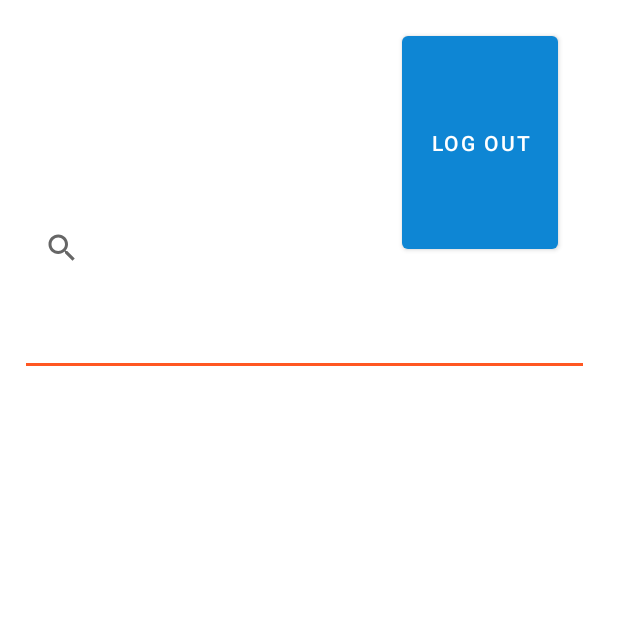
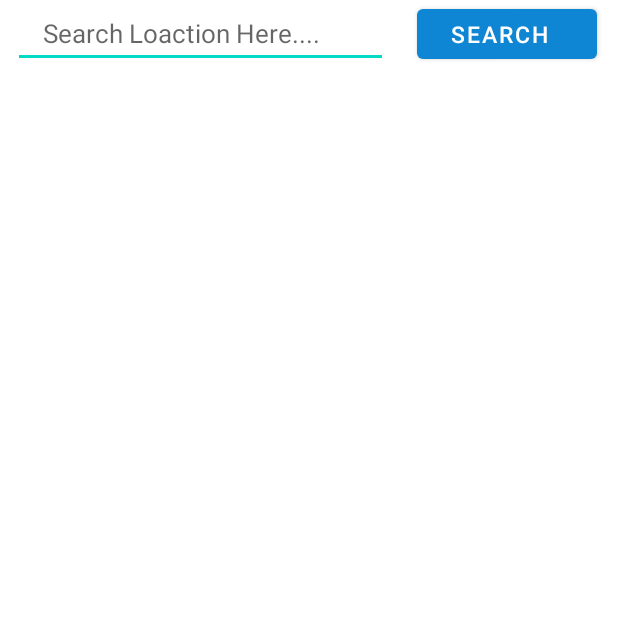
Before and after one commit to Agasthi98/StationAppFrontend, an Android app: the Home screen opened directly, with no data from a screen before it, on a phone screen of 412 x 824 dp, the top half of it. Run offline under Robolectric (Android 15) with nearby library versions, the phone set to English and light mode, and no system bars.

Commit message:
list view complate

```diff
--- a/app/src/main/AndroidManifest.xml
+++ b/app/src/main/AndroidManifest.xml
@@ -15,6 +15,9 @@
         android:supportsRtl="true"
         android:theme="@style/Theme.FuelApp"
         android:usesCleartextTraffic="true">
+        <activity
+            android:name=".ShedView"
+            android:exported="false" />
         <activity
             android:name=".AddTime"
             android:exported="false" />
--- a/app/src/main/java/com/example/fuelapp/Home.java
+++ b/app/src/main/java/com/example/fuelapp/Home.java
@@ -1,13 +1,81 @@
 package com.example.fuelapp;
 
+import android.database.Cursor;
+import android.os.Bundle;
+import android.util.Log;
+import android.view.View;
+import android.widget.Button;
+import android.widget.EditText;
+import android.widget.ListView;
+import android.widget.Toast;
+
 import androidx.appcompat.app.AppCompatActivity;
-import android.os.Bundle;
+
+import com.example.fuelapp.Database.DBHandler;
+import com.example.fuelapp.Database.ShedAdapter;
+import com.example.fuelapp.domain.FuelModel;
+import com.example.fuelapp.service.RetrofitClient;
+import com.example.fuelapp.service.StationService;
+
+import java.util.ArrayList;
+import java.util.List;
+
+import retrofit2.Call;
+import retrofit2.Callback;
+import retrofit2.Response;
+
 
 public class Home extends AppCompatActivity {
+    DBHandler db;
+
+    ListView shedList;
+    EditText location;
+    Button searchloc;
+    List<FuelModel> list = new ArrayList<FuelModel>();
+
 
     @Override
     protected void onCreate(Bundle savedInstanceState) {
         super.onCreate(savedInstanceState);
         setContentView(R.layout.activity_home);
+
+        shedList = findViewById(R.id.ShedListView);
+        location = findViewById(R.id.textLocation);
+        searchloc =findViewById(R.id.btnSearchLocation);
+
+        searchloc.setOnClickListener(new View.OnClickListener() {
+            @Override
+            public void onClick(View view) {
+                String shedLocation = location.getText().toString();
+                searchLoc(shedLocation);
+                System.out.println("Search Clicked");
+            }
+        });
+
+
     }
+
+    public void searchLoc (String location){
+        StationService stationService = RetrofitClient.getRetrofitInstance().create(StationService.class);
+        Call<List<FuelModel>> call = stationService.searchLocation(location);
+        call.enqueue(new Callback<List<FuelModel>>(){
+
+            @Override
+            public void onResponse(Call<List<FuelModel>> call, Response<List<FuelModel>> response) {
+                if(response.isSuccessful()){
+                    list = response.body();
+                    shedList.setAdapter(new ShedAdapter(Home.this, R.layout.shed_list_view, list));
+                    Toast.makeText(Home.this, "sucessfull", Toast.LENGTH_SHORT).show();
+                }
+            }
+
+            @Override
+            public void onFailure(Call<List<FuelModel>> call, Throwable t) {
+                Log.e("ERROR: ", t.getMessage());
+            }
+        });
+    }
+
+
+
 }
--- a/app/src/main/java/com/example/fuelapp/LoginActivity.java
+++ b/app/src/main/java/com/example/fuelapp/LoginActivity.java
@@ -65,7 +65,7 @@ public class LoginActivity extends AppCompatActivity {
                             if(password.equals(pass) && phoneNo.equalsIgnoreCase(phone))
                                 if(role.equalsIgnoreCase("User")){
                                     Toast.makeText(LoginActivity.this, "Login success!", Toast.LENGTH_SHORT).show();
-                                    Intent intent = new Intent(getApplicationContext(), UserActivity.class);
+                                    Intent intent = new Intent(getApplicationContext(), Home.class);
                                     startActivity(intent);
                                 }else{
                                     Toast.makeText(LoginActivity.this, "Login success!", Toast.LENGTH_SHORT).show();
--- a/app/src/main/java/com/example/fuelapp/service/StationService.java
+++ b/app/src/main/java/com/example/fuelapp/service/StationService.java
@@ -3,10 +3,15 @@ package com.example.fuelapp.service;
 
 import com.example.fuelapp.domain.FuelModel;
 
+import java.util.List;
+
 import retrofit2.Call;
 import retrofit2.http.Field;
 import retrofit2.http.FormUrlEncoded;
+import retrofit2.http.GET;
 import retrofit2.http.POST;
+import retrofit2.http.Path;
+
 
 public interface StationService {
 
@@ -57,4 +62,18 @@ public interface StationService {
     Call<FuelModel> getShedOpenTime(@Field("StationNumber") String StationNumber
     );
 
+    @FormUrlEncoded
+    @POST("api/petrol/remove")
+    Call<FuelModel> deletePetrol(@Field("StationNumber") String StationNumber
+    );
+
+    @FormUrlEncoded
+    @POST("api/diesel/remove")
+    Call<FuelModel> deleteDiesel(@Field("StationNumber") String StationNumber
+    );
+
+
+    @GET("api/petrol/search/{location}")
+    Call<List<FuelModel>> searchLocation(@Path("location") String location);
+
 }
--- a/app/src/main/res/layout/activity_home.xml
+++ b/app/src/main/res/layout/activity_home.xml
@@ -1,5 +1,5 @@
 <?xml version="1.0" encoding="utf-8"?>
-<RelativeLayout
+<LinearLayout
     xmlns:android="http://schemas.android.com/apk/res/android"
     xmlns:tools="http://schemas.android.com/tools"
     xmlns:app="http://schemas.android.com/apk/res-auto"
@@ -8,66 +8,48 @@
     android:orientation="vertical"
     tools:context=".Home">
 
-  <Button
-      android:id="@+id/logoutFromHome"
-      android:layout_width="60dp"
-      android:layout_height="60dp"
-      android:layout_alignParentStart="true"
-      android:layout_alignParentTop="true"
-      android:layout_alignParentEnd="true"
-      android:layout_alignParentBottom="true"
-      android:layout_marginStart="268dp"
-      android:layout_marginTop="18dp"
-      android:layout_marginEnd="40dp"
-      android:layout_marginBottom="652dp"
-      android:text="Log Out"
-      app:layout_constraintBottom_toBottomOf="parent"
-      app:layout_constraintEnd_toEndOf="parent"
-      app:layout_constraintHorizontal_bias="0.897"
-      app:layout_constraintStart_toStartOf="parent"
-      app:layout_constraintTop_toTopOf="parent"
-      app:layout_constraintVertical_bias="0.04"
-      app:srcCompat="@drawable/round_background_primary"
-      tools:ignore="MissingConstraints" />
+  <RelativeLayout
+      android:layout_width="match_parent"
+      android:layout_height="wrap_content">
 
-  <TextView
-      android:id="@+id/divider3"
-      android:layout_width="370dp"
-      android:layout_height="2dp"
-      android:layout_alignParentStart="true"
-      android:layout_alignParentEnd="true"
-      android:layout_alignParentBottom="true"
-      android:layout_marginStart="17dp"
-      android:layout_marginEnd="23dp"
-      android:layout_marginBottom="580dp"
-      android:background="#FF5722"></TextView>
+    <EditText
+        android:id="@+id/textLocation"
+        android:layout_width="250dp"
+        android:layout_height="45dp"
+        android:layout_alignParentEnd="true"
+        android:layout_marginEnd="153dp"
+        android:layout_marginBottom="10dp"
+        android:drawablePadding="8dp"
+        android:hint="Search Loaction Here...."
+        android:paddingLeft="20dp"
+        android:textColorHighlight="@color/black"
+        android:textSize="17dp" />
 
-  <androidx.appcompat.widget.SearchView
-      android:id="@+id/ShedSearch"
-      android:layout_width="wrap_content"
-      android:layout_height="51dp"
-      android:layout_alignParentStart="true"
-      android:layout_alignParentTop="true"
-      android:layout_alignParentEnd="true"
-      android:layout_alignParentBottom="true"
-      android:layout_marginStart="17dp"
-      android:layout_marginTop="93dp"
-      android:layout_marginEnd="23dp"
-      android:layout_marginBottom="587dp"
-      android:background="#FFFF"
-      app:queryHint="Search here..." />
+    <Button
+        android:id="@+id/btnSearchLocation"
+        android:layout_width="120dp"
+        android:layout_height="45dp"
+        android:layout_alignParentEnd="true"
+        android:layout_marginEnd="14dp"
+        android:text="Search"
+        android:paddingLeft="10dp"
+        android:paddingRight="20dp"
+        android:textColor="@color/white"
+        android:textSize="15dp" />
 
-  <androidx.recyclerview.widget.RecyclerView
-      android:id="@+id/ShedRecyclerView"
+  </RelativeLayout>
+
+  <ListView
+      android:id="@+id/ShedListView"
       android:layout_width="wrap_content"
       android:layout_height="538dp"
       android:layout_alignParentStart="true"
       android:layout_alignParentEnd="true"
       android:layout_alignParentBottom="true"
       android:layout_marginStart="17dp"
-      android:layout_marginTop="110dp"
+      android:layout_marginTop="10dp"
       android:layout_marginEnd="23dp"
       android:layout_marginBottom="19dp"
-      android:textColor="#FFFFFF"></androidx.recyclerview.widget.RecyclerView>
+      android:textColor="#FFFFFF"></ListView>
 
-  </RelativeLayout>
+  </LinearLayout>
```
Also changed, not shown: app/src/main/java/com/example/fuelapp/Database/DBHandler.java (+34 -0 lines), app/src/main/java/com/example/fuelapp/Database/ShedAdapter.java (added, +53 -0 lines), app/src/main/java/com/example/fuelapp/ShedOwnerActivity.java (+75 -2 lines), app/src/main/java/com/example/fuelapp/ShedView.java (added, +22 -0 lines), app/src/main/java/com/example/fuelapp/domain/ShedListModel.java (added, +29 -0 lines), app/src/main/java/com/example/fuelapp/domain/ShedViewModal.java (added, +61 -0 lines), app/src/main/res/layout/activity_shed_owner.xml (+15 -3 lines), app/src/main/res/layout/activity_shed_view.xml (added, +120 -0 lines), app/src/main/res/layout/shed_list_view.xml (added, +30 -0 lines).
